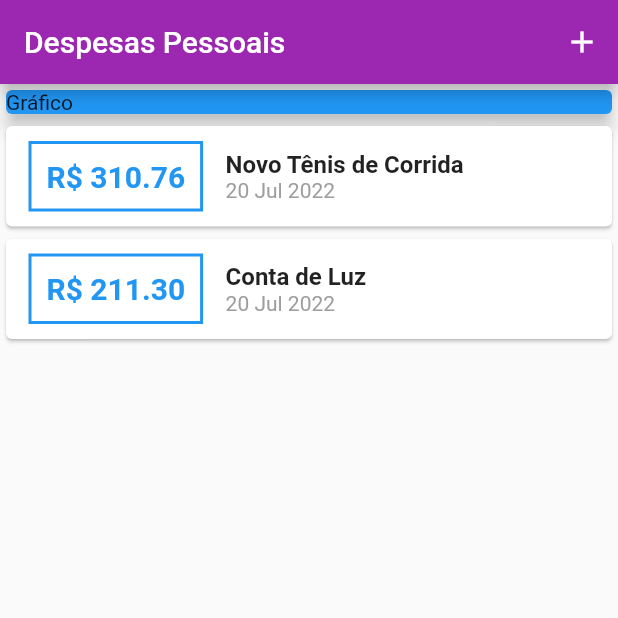
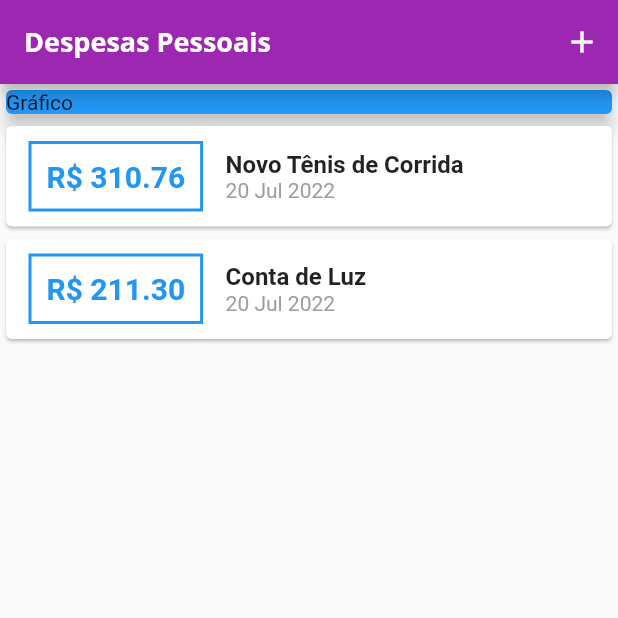
Before and after one commit to CodeAkio/expenses_flutter, a Flutter app: the screen it shows after launch, on a phone screen of 412 x 824 dp, the top half of it. Run offline on Flutter 3.47's test engine with Material 2 defaults, Android fonts, the phone set to English and light mode, and no system bars.

Commit message:
Custom font theme

```diff
--- a/lib/main.dart
+++ b/lib/main.dart
@@ -17,9 +17,14 @@ class ExpensesApp extends StatelessWidget {
       home: MyHomePage(),
       theme: ThemeData(
           colorScheme: ColorScheme.fromSwatch().copyWith(
-        primary: Colors.purple,
-        secondary: Colors.amber,
-      )),
+            primary: Colors.purple,
+            secondary: Colors.amber,
+          ),
+          textTheme: ThemeData.light().textTheme.copyWith(
+              headline6: TextStyle(
+                  fontFamily: 'OpenSans',
+                  fontSize: 18,
+                  fontWeight: FontWeight.bold))),
     );
   }
 }
```
Also changed, not shown: pubspec.yaml (+11 -6 lines), assets/fonts/OpenSans-Bold.ttf (added), assets/fonts/OpenSans-Regular.ttf (added), assets/fonts/Quicksand-Bold.ttf (added), assets/fonts/Quicksand-Light.ttf (added), assets/fonts/Quicksand-Medium.ttf (added), assets/fonts/Quicksand-Regular.ttf (added).
